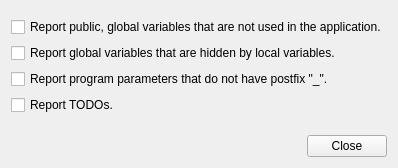
The window that cs8Components/cs8ProgramComponent/val3CompilerDeployment/val3PrecompilerSettings.ui (vdg1/cs8-components) describes before a commit, drawn with Qt 5.
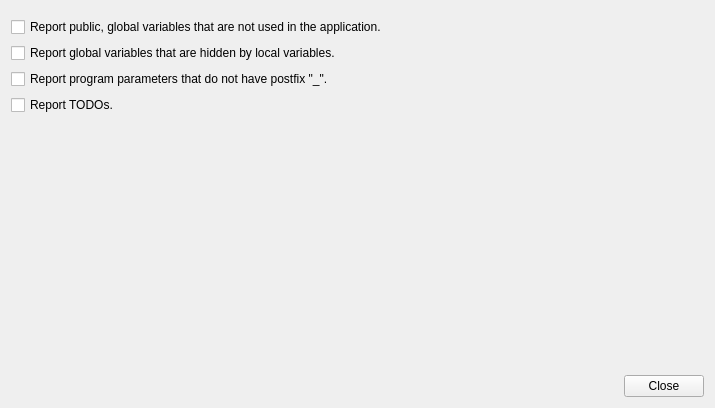
The same window after the commit.

The edit to the form file:
```diff
--- a/cs8Components/cs8ProgramComponent/val3CompilerDeployment/val3PrecompilerSettings.ui
+++ b/cs8Components/cs8ProgramComponent/val3CompilerDeployment/val3PrecompilerSettings.ui
@@ -6,8 +6,8 @@
    <rect>
     <x>0</x>
     <y>0</y>
-    <width>362</width>
-    <height>168</height>
+    <width>715</width>
+    <height>408</height>
    </rect>
   </property>
   <property name="sizePolicy">
```
Left out of the diff: 4 changed lines with no effect on the pictures.
